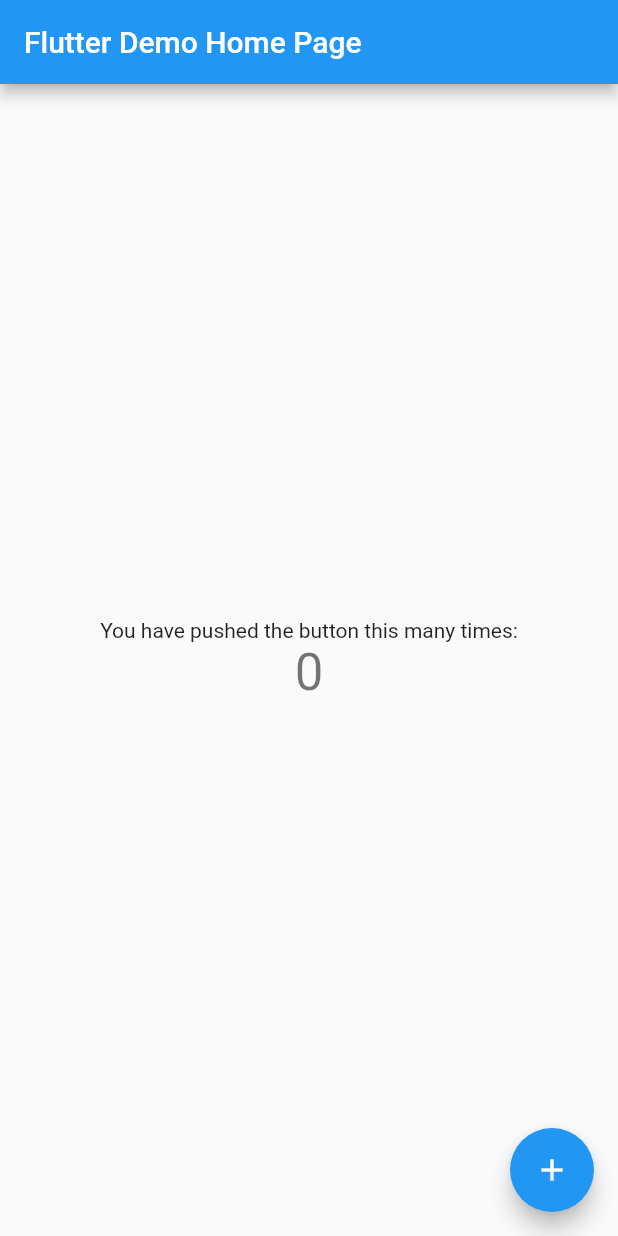
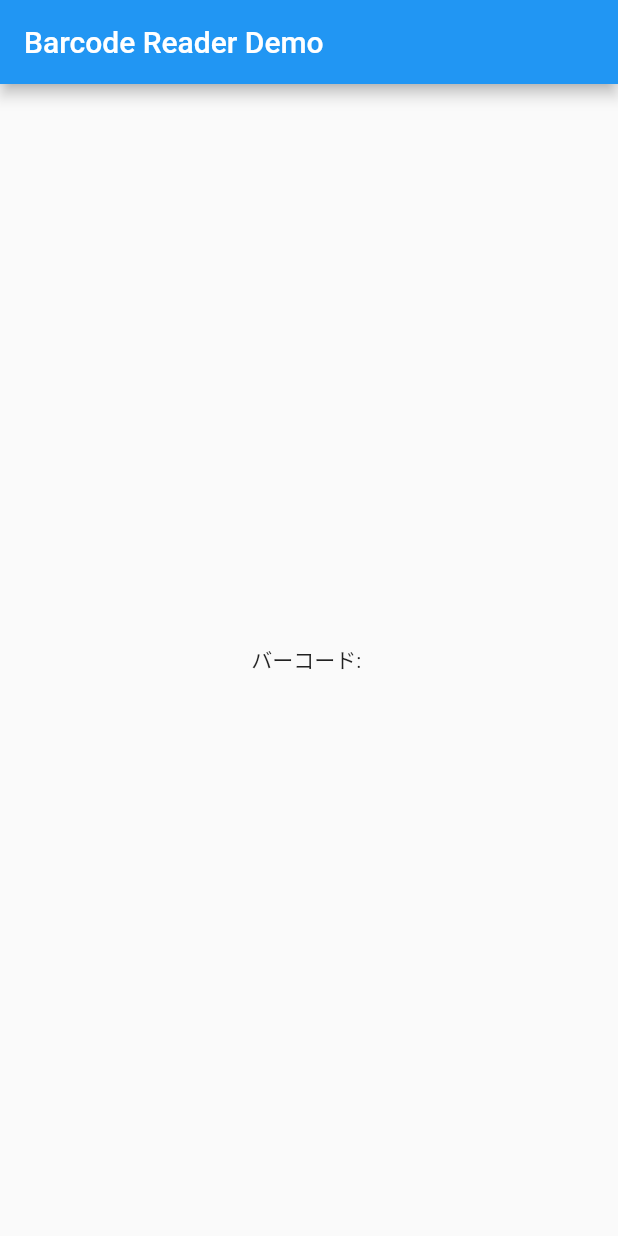
Before and after one commit to ryamamoto/barcode_scan_demo, a Flutter app: the screen it shows after launch, on a phone screen of 412 x 824 dp. Run offline on Flutter 3.47's test engine with Material 2 defaults, Android fonts, the phone set to English and light mode, and no system bars.

Commit message:
不要なコードを削除

```diff
--- a/lib/main.dart
+++ b/lib/main.dart
@@ -6,11 +6,11 @@ class MyApp extends StatelessWidget {
   @override
   Widget build(BuildContext context) {
     return MaterialApp(
-      title: 'Flutter Demo',
+      title: 'Barcode Reader Demo',
       theme: ThemeData(
         primarySwatch: Colors.blue,
       ),
-      home: MyHomePage(title: 'Flutter Demo Home Page'),
+      home: MyHomePage(title: 'Barcode Reader Demo'),
     );
   }
 }
@@ -25,14 +25,6 @@ class MyHomePage extends StatefulWidget {
 }
 
 class _MyHomePageState extends State<MyHomePage> {
-  int _counter = 0;
-
-  void _incrementCounter() {
-    setState(() {
-      _counter++;
-    });
-  }
-
   @override
   Widget build(BuildContext context) {
     return Scaffold(
@@ -43,20 +35,9 @@ class _MyHomePageState extends State<MyHomePage> {
         child: Column(
           mainAxisAlignment: MainAxisAlignment.center,
           children: <Widget>[
-            Text(
-              'You have pushed the button this many times:',
-            ),
-            Text(
-              '$_counter',
-              style: Theme.of(context).textTheme.display1,
-            ),
+            Text('バーコード: '),
           ],
         ),
-      ),
-      floatingActionButton: FloatingActionButton(
-        onPressed: _incrementCounter,
-        tooltip: 'Increment',
-        child: Icon(Icons.add),
       ),
     );
   }
```
